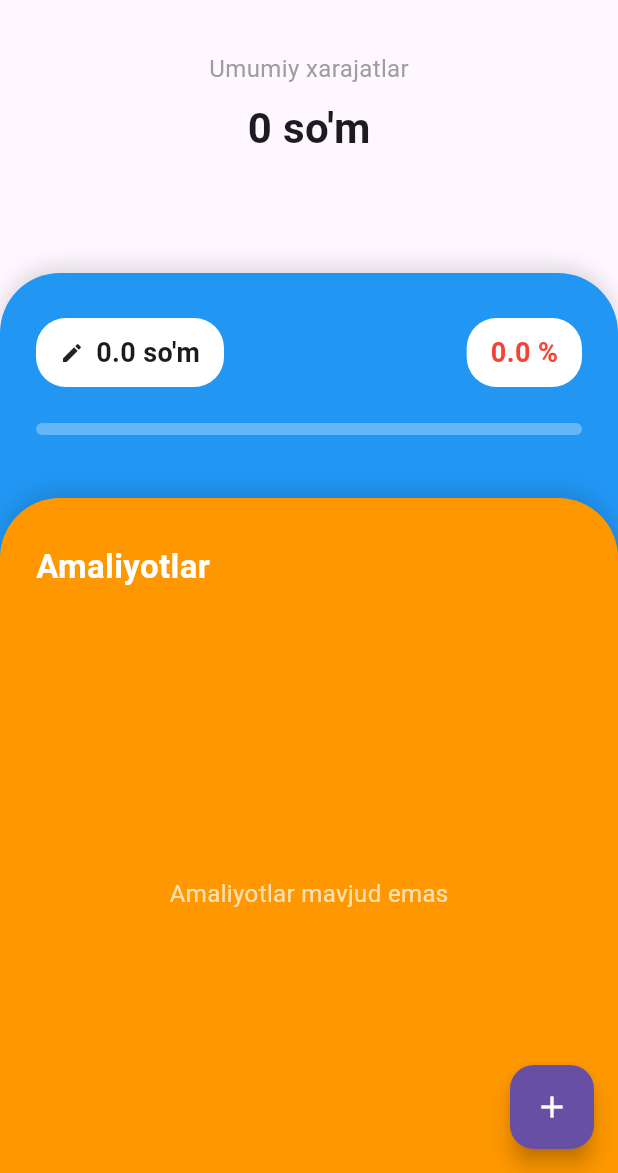
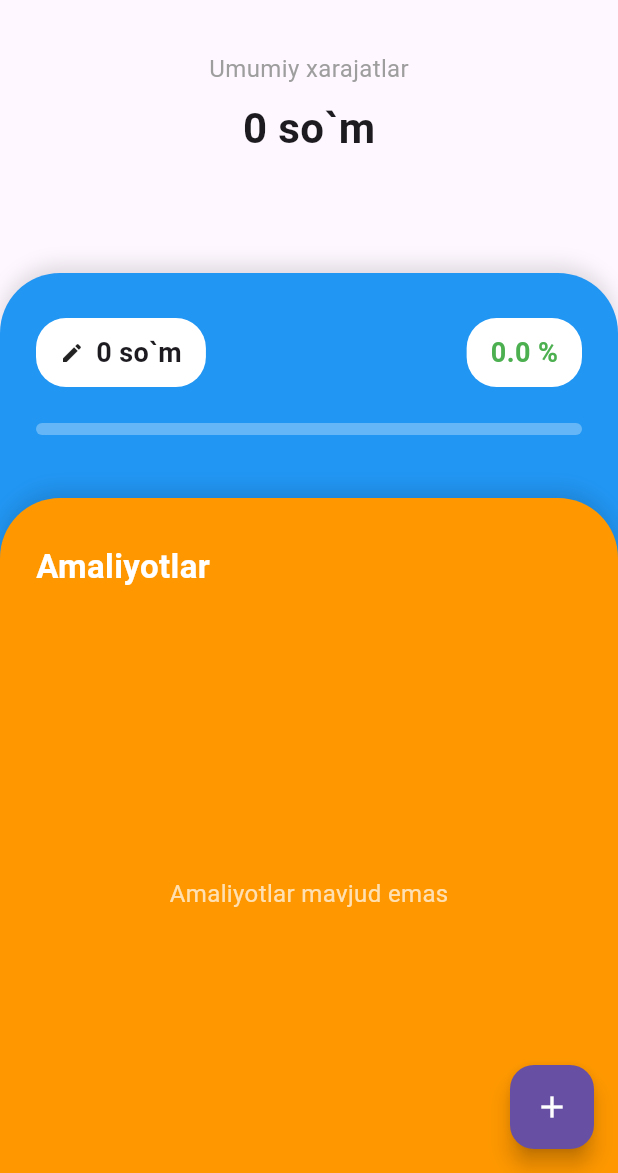
Before and after one commit to Jaxa778/hamyon, a Flutter app: the screen it shows after launch, after a tap on the "arrow back ios" icon, on a phone screen of 412 x 824 dp, the part 63-1236 px from its top. Run offline on Flutter 3.47's test engine with Material 3 defaults, Android fonts, the phone set to English and light mode, and no system bars; our stand-ins replace shared_preferences, sqflite; accounts and stored records are empty.

Commit message:
version 1.1.1

```diff
--- a/lib/services/local_database.dart
+++ b/lib/services/local_database.dart
@@ -35,7 +35,7 @@ class LocalDatabase {
   }
 
   Future<List<WalletModel>> get() async {
-    final data = await _database?.query(_tableName);
+    final data = await _database?.query(_tableName,);
 
     List<WalletModel> costs = [];
 
--- a/lib/views/screens/home_screen.dart
+++ b/lib/views/screens/home_screen.dart
@@ -2,6 +2,7 @@ import 'package:flutter/material.dart';
 import 'package:hamyon/controllers/wallet_controller.dart';
 import 'package:hamyon/datacourse/local_datacourse.dart';
 import 'package:hamyon/views/widgets/manage_wallet_dialog.dart';
+import 'package:intl/intl.dart';
 
 class HomeScreen extends StatefulWidget {
   const HomeScreen({super.key});
@@ -48,7 +49,7 @@ class _HomeScreenState extends State<HomeScreen> {
   void _calculateCosts() {
     _costs = _walletController.wallets.fold(0, (sum, e) => sum + e.cost);
     double balanceValue = double.tryParse(_balance) ?? 0;
-    double percentValue = _costs > 0 ? (balanceValue / _costs) : 0;
+    double percentValue = _costs > 0 ? ((_costs / balanceValue) * 100) : 0;
     _percentage = percentValue.toStringAsFixed(1);
   }
 
@@ -149,6 +150,7 @@ class _HomeScreenState extends State<HomeScreen> {
         centerTitle: true,
         leading: IconButton(
           onPressed: () {
+            print(DateTime.now());
             final now = DateTime.now();
             final previousMonth = DateTime(now.year, now.month - 1);
             setState(() {
@@ -185,7 +187,7 @@ class _HomeScreenState extends State<HomeScreen> {
                   ),
                   const SizedBox(height: 8),
                   Text(
-                    "${_costs.toStringAsFixed(0)} so'm",
+                    "${NumberFormat("#,###").format(_costs)} so`m",
                     style: const TextStyle(
                       fontSize: 28,
                       fontWeight: FontWeight.bold,
@@ -240,7 +242,7 @@ class _HomeScreenState extends State<HomeScreen> {
                                 const Icon(Icons.edit, size: 16),
                                 const SizedBox(width: 8),
                                 Text(
-                                  '$_balance so\'m',
+                                  "${NumberFormat("#,###").format(double.parse(_balance))} so`m",
                                   style: const TextStyle(
                                     fontSize: 18,
                                     fontWeight: FontWeight.bold,
@@ -266,8 +268,8 @@ class _HomeScreenState extends State<HomeScreen> {
                               fontWeight: FontWeight.bold,
                               color:
                                   (double.tryParse(_percentage) ?? 0) < 1.0
-                                      ? Colors.red
-                                      : Colors.green,
+                                      ? Colors.green
+                                      : Colors.red,
                             ),
                           ),
                         ),
@@ -470,7 +472,7 @@ class _HomeScreenState extends State<HomeScreen> {
                                             _formatDate(wallet.date),
                                           ),
                                           trailing: Text(
-                                            "${wallet.cost.toStringAsFixed(0)} so'm",
+                                            "${NumberFormat("#,###").format(wallet.cost)} so'm",
                                             style: const TextStyle(
                                               fontWeight: FontWeight.bold,
                                               color: Colors.blue,
--- a/pubspec.yaml
+++ b/pubspec.yaml
@@ -11,7 +11,7 @@ dependencies:
     sdk: flutter
   path_provider: ^2.1.5
   sqflite: ^2.4.2
-  intl: ^0.18.1
+  intl: ^0.20.2
   table_calendar: ^3.0.9
   shared_preferences: ^2.2.2
 
```
Also changed, not shown: pubspec.lock.
